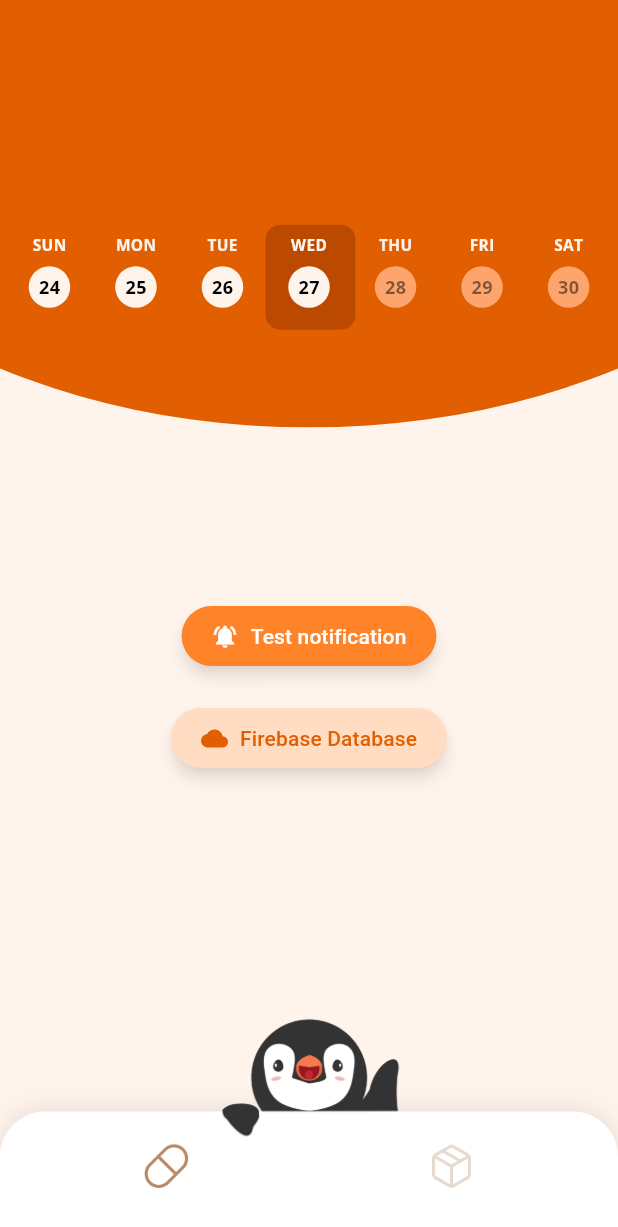
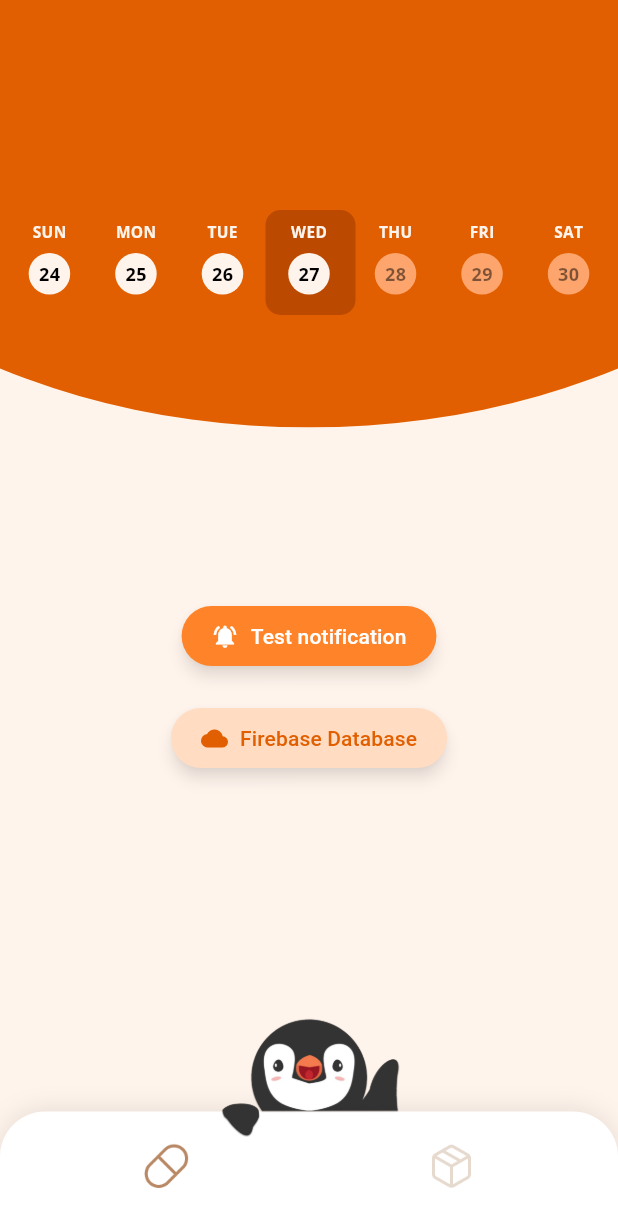
Before and after one commit to YZ1GO/L.EIC017_ES_PRJ, a Flutter app: the screen it shows after launch, on a phone screen of 412 x 824 dp. Shown: the top 1227 px of the screen. Run offline on Flutter 3.47's test engine with Material 3 defaults, Android fonts, the phone set to English and light mode, and no system bars; our stand-ins replace firebase_core, firebase_database, flutter_local_notifications, permission_handler, shared_preferences; accounts and stored records are empty.

Commit message:
move middle box position

```diff
--- a/app/lib/widgets/calendar_widget.dart
+++ b/app/lib/widgets/calendar_widget.dart
@@ -26,7 +26,7 @@ class CalendarWidgetState extends State<CalendarWidget> {
         // Box in the center of calendar
         Positioned(
           left: (MediaQuery.of(context).size.width - 58) / 2,
-          top: MediaQuery.of(context).size.height / 5.5,
+          top: 140,
           child: Container(
             width: 60,
             height: 70,
@@ -43,7 +43,7 @@ class CalendarWidgetState extends State<CalendarWidget> {
           top: 125,
           child: Center(
             child: SizedBox(
-              height: MediaQuery.of(context).size.height / 7,
+              height: 100,
               child: PageView.builder(
                 itemCount: null, // Infinite scrolling
                 controller: PageController(
```
